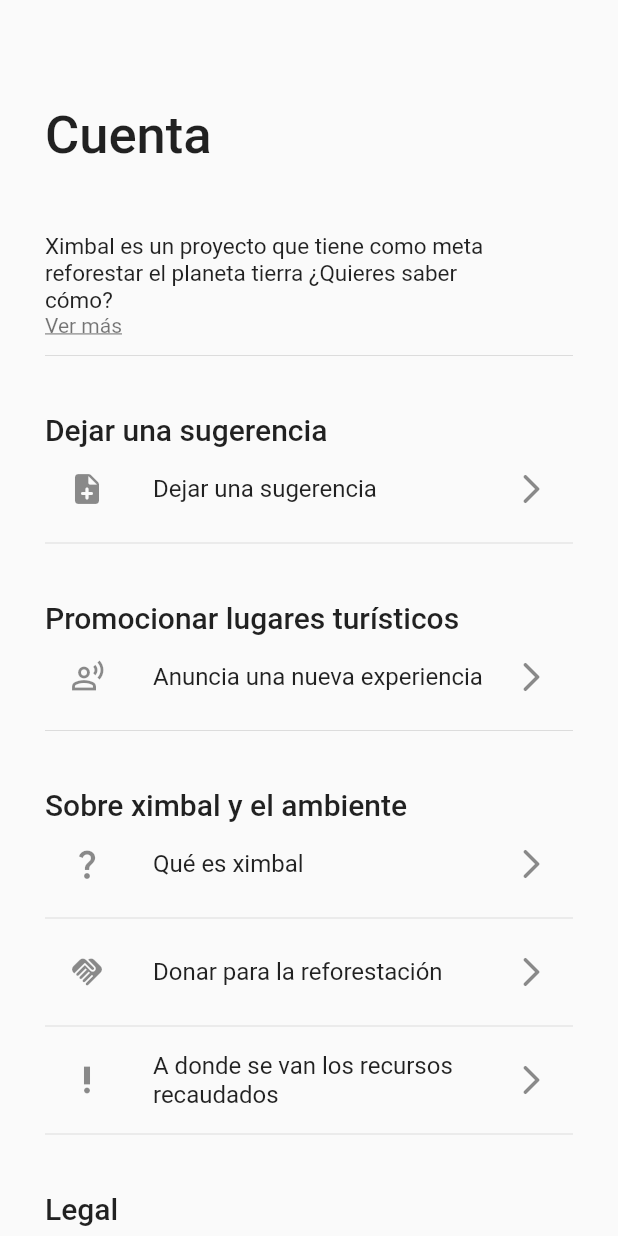
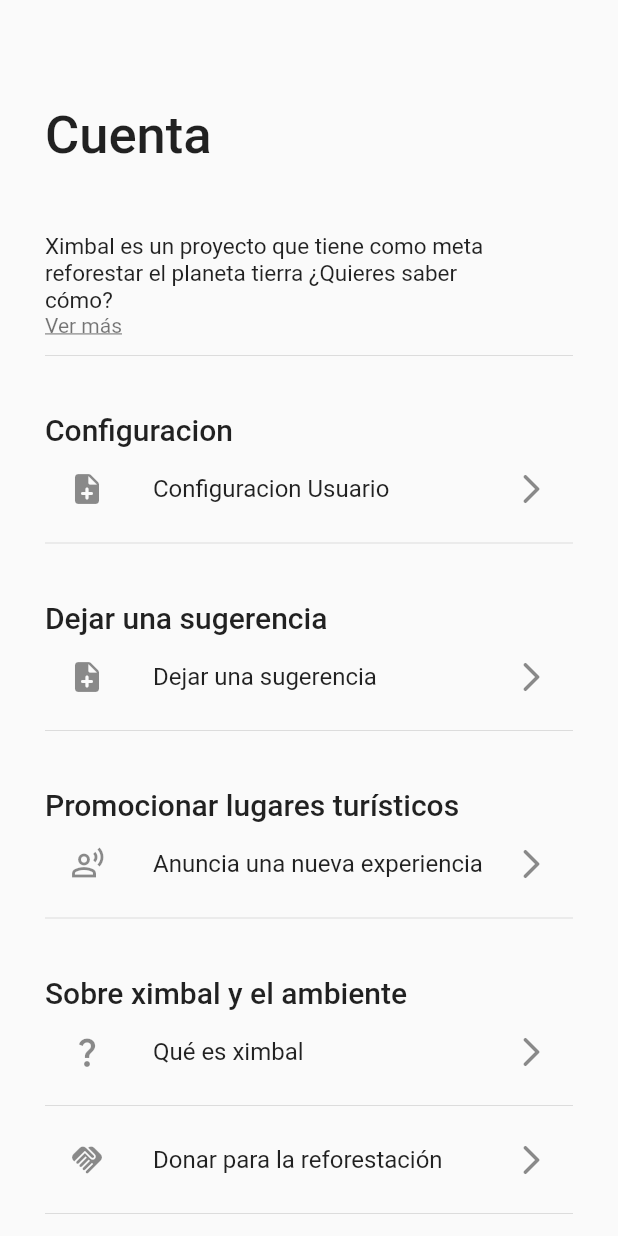
Before and after one commit to ximball/ximball_app, a Flutter app: the CuentaScreen screen opened directly, on a phone screen of 412 x 824 dp. Run offline on Flutter 3.47's test engine with Material 2 defaults, Android fonts, the phone set to English and light mode, and no system bars.

Commit message:
update: aplicando cambios rama enoc

```diff
--- a/lib/pages/home/bottom_home_pages.dart
+++ b/lib/pages/home/bottom_home_pages.dart
@@ -2,6 +2,7 @@
 
 import 'package:flutter/material.dart';
 import 'package:flutter/services.dart';
+import 'package:xinbal/pages/home/cuenta_page.dart';
 
 import 'package:xinbal/pages/home/places_page.dart';
 import 'package:xinbal/pages/home/user_page.dart';
@@ -28,7 +29,7 @@ class _BHomePagesState extends State<BHomePages> {
     List pagesB = <Widget>[
       const HomePages(),
       const PlacePages(),
-      const SettingPages()
+      const CuentaScreen()
     ];
 
     return Scaffold(
--- a/lib/pages/home/cuenta_page.dart
+++ b/lib/pages/home/cuenta_page.dart
@@ -1,5 +1,6 @@
 
 import 'package:flutter/material.dart';
+import 'package:xinbal/pages/home/settings_page.dart';
 
 class CuentaScreen extends StatelessWidget {
 
@@ -82,8 +83,25 @@ class CuentaScreen extends StatelessWidget {
 
 
 
+          //ES DE DEJAR SUGERENCIA
+          const Text('Configuracion',
+            style:  TextStyle(
+                fontSize: 20,
+                fontWeight: FontWeight.w500
+            ),
+          ),
 
-
+          ListTile(
+            leading: const Icon(Icons.note_add_rounded),
+            title: const Text('Configuracion Usuario'),
+            trailing: const Icon(Icons.arrow_forward_ios_rounded),
+            onTap: (){
+              Navigator.push(context,
+                  MaterialPageRoute(builder: (context) => SettingPages()));
+            },
+          ),
+          const Divider(),
+          const SizedBox(height: 30),
 
           //ES DE DEJAR SUGERENCIA
          const Text('Dejar una sugerencia',
--- a/lib/pages/home/settings_page.dart
+++ b/lib/pages/home/settings_page.dart
@@ -1,6 +1,7 @@
 // ignore_for_file: prefer_const_constructors, duplicate_ignore, must_be_immutable, deprecated_member_use
 
 import 'package:flutter/material.dart';
+import 'package:xinbal/pages/home/cuenta_page.dart';
 import 'package:xinbal/pages/home/user_page.dart';
 
 class SettingPages extends StatefulWidget {
```
